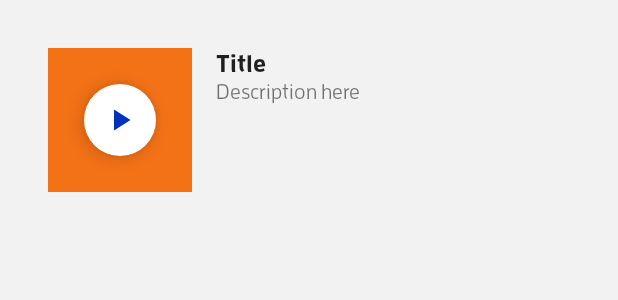
After one commit to move4mobile/lichtstad-android, an Android app: the layout fragment_marker_detail.xml on its own in the app's theme, with its tools: preview values and no code run, on a phone screen of 412 x 824 dp. The commit adds this screen. Shown: the top 300 px of the screen. Run offline under Robolectric (Android 15) with nearby library versions, the phone set to English and light mode, and no system bars.

Commit message:
Show marker popup

```diff
--- a/app/build.gradle
+++ b/app/build.gradle
@@ -86,6 +86,7 @@ dependencies {
     implementation 'com.squareup.picasso:picasso:2.5.2'
     implementation 'com.android.support.constraint:constraint-layout:1.1.2'
     implementation 'com.github.chrisbanes:PhotoView:2.0.0'
+    implementation 'com.squareup.moshi:moshi:1.6.0'
     implementation('com.crashlytics.sdk.android:crashlytics:2.9.4@aar') {
         transitive = true
     }
--- /dev/null
+++ b/app/src/main/java/com/move4mobile/lichtstad/map/MarkerDetailPresenter.java
@@ -0,0 +1,9 @@
+package com.move4mobile.lichtstad.map;
+
+import com.move4mobile.lichtstad.model.MarkerVideo;
+
+public interface MarkerDetailPresenter {
+
+    void onVideoClick(MarkerVideo video);
+
+}
--- /dev/null
+++ b/app/src/main/res/layout/fragment_marker_detail.xml
@@ -0,0 +1,98 @@
+<?xml version="1.0" encoding="utf-8"?>
+<layout xmlns:android="http://schemas.android.com/apk/res/android"
+    xmlns:app="http://schemas.android.com/apk/res-auto"
+    xmlns:tools="http://schemas.android.com/tools">
+
+    <data>
+
+        <variable
+            name="content"
+            type="com.move4mobile.lichtstad.model.MarkerContent" />
+
+        <variable
+            name="presenter"
+            type="com.move4mobile.lichtstad.map.MarkerDetailPresenter" />
+
+        <import type="android.view.View" />
+
+    </data>
+
+    <android.support.constraint.ConstraintLayout
+        android:id="@+id/relativeLayout"
+        android:layout_width="match_parent"
+        android:layout_height="wrap_content"
+        android:layout_marginBottom="@dimen/list_content_bottom_padding"
+        android:layout_marginEnd="@dimen/list_content_end_padding"
+        android:layout_marginStart="@dimen/list_content_top_padding"
+        android:layout_marginTop="@dimen/list_content_start_padding"
+        android:minWidth="300dp"
+        android:orientation="vertical"
+        android:paddingBottom="@dimen/list_content_bottom_padding"
+        android:paddingEnd="@dimen/list_content_end_padding"
+        android:paddingStart="@dimen/list_content_top_padding"
+        android:paddingTop="@dimen/list_content_start_padding">
+
+        <ImageView
+            android:id="@+id/image"
+            android:layout_width="@dimen/map_marker_detail_image_size"
+            android:layout_height="@dimen/map_marker_detail_image_size"
+            android:layout_marginEnd="@dimen/list_start_text_end_padding"
+            android:contentDescription="@{content.title}"
+            android:src="@{content.imageUrls.size() > 0 ? content.imageUrls[0] : null}"
+            android:visibility="@{content.video == null ? View.VISIBLE : View.GONE}"
+            app:layout_constraintStart_toStartOf="parent"
+            app:layout_constraintTop_toTopOf="parent"
+            tools:background="@color/colorPrimary" />
+
+        <ImageView
+            android:id="@+id/video_thumbnail"
+            android:layout_width="0dp"
+            android:layout_height="0dp"
+            android:contentDescription="@string/video_thumbnail_description"
+            android:onClick="@{(view) -> presenter.onVideoClick(content.video)}"
+            android:visibility="@{content.video != null ? View.VISIBLE : View.GONE}"
+            app:layout_constraintBottom_toBottomOf="@+id/image"
+            app:layout_constraintEnd_toEndOf="@+id/image"
+            app:layout_constraintStart_toStartOf="@+id/image"
+            app:layout_constraintTop_toTopOf="@+id/image" />
+
+        <ImageView
+            android:id="@+id/playButton"
+            android:layout_width="wrap_content"
+            android:layout_height="wrap_content"
+            android:background="@drawable/play_circle"
+            android:contentDescription="@string/play_button_description"
+            android:elevation="8dp"
+            android:visibility="@{content.video != null ? View.VISIBLE : View.GONE}"
+            app:layout_constraintBottom_toBottomOf="@+id/video_thumbnail"
+            app:layout_constraintLeft_toLeftOf="@+id/video_thumbnail"
+            app:layout_constraintRight_toRightOf="@+id/video_thumbnail"
+            app:layout_constraintTop_toTopOf="@+id/video_thumbnail" />
+
+        <TextView
+            android:id="@+id/title"
+            android:layout_width="wrap_content"
+            android:layout_height="wrap_content"
+            android:layout_marginStart="@dimen/list_start_text_end_padding"
+            android:text="@{content.title}"
+            android:textColor="?android:textColorPrimary"
+            android:textSize="@dimen/list_item_title_text_size"
+            android:textStyle="bold"
+            app:layout_constraintStart_toEndOf="@+id/image"
+            app:layout_constraintTop_toTopOf="parent"
+            tools:text="Title" />
+
+        <TextView
+            android:id="@+id/description"
+            android:layout_width="0dp"
+            android:layout_height="wrap_content"
+            android:layout_marginStart="@dimen/list_start_text_end_padding"
+            android:text="@{content.description}"
+            android:textColor="?android:textColorSecondary"
+            android:textSize="@dimen/list_item_subtitle_text_size"
+            app:layout_constraintStart_toEndOf="@+id/image"
+            app:layout_constraintTop_toBottomOf="@+id/title"
+            tools:text="Description here" />
+
+    </android.support.constraint.ConstraintLayout>
+</layout>
--- a/app/src/main/res/layout/list_item_program.xml
+++ b/app/src/main/res/layout/list_item_program.xml
@@ -62,7 +62,7 @@
 
                     <TextView
                         android:id="@+id/title"
-                        android:layout_width="wrap_content"
+                        android:layout_width="match_parent"
                         android:layout_height="wrap_content"
                         android:layout_alignParentEnd="true"
                         android:layout_alignParentTop="true"
--- a/app/src/main/res/values/dimens.xml
+++ b/app/src/main/res/values/dimens.xml
@@ -43,4 +43,7 @@
     <!-- This dimen is used by the support library tab bar when the tab contains 2 lines -->
     <dimen name="design_tab_text_size_2line" tools:override="true" tools:ignore="UnusedResources">15sp</dimen>
 
+    <dimen name="map_marker_popup_max_width">400dp</dimen>
+    <dimen name="map_marker_detail_image_size">96dp</dimen>
+
 </resources>
--- a/app/src/main/res/values/strings.xml
+++ b/app/src/main/res/values/strings.xml
@@ -10,6 +10,7 @@
     <string name="play_button_description">Afspeelknop</string>
     <string name="dashed_line_description">Stippellijn</string>
     <string name="photo_description">Foto</string>
+    <string name="video_thumbnail_description">Videothumbnail</string>
 
     <string name="format_time">HH:mm</string>
     <string name="format_tab_date">EEEE\'\n\'dd MMM</string>
```
Also changed, not shown: app/src/main/java/com/move4mobile/lichtstad/map/MapFragment.java (+18 -13 lines), app/src/main/java/com/move4mobile/lichtstad/map/MarkerDetailFragment.java (added, +55 -0 lines), app/src/main/java/com/move4mobile/lichtstad/model/MarkerContent.java (added, +90 -0 lines), app/src/main/java/com/move4mobile/lichtstad/model/MarkerVideo.java (added, +75 -0 lines), app/src/main/java/com/move4mobile/lichtstad/util/YoutubePresenter.java (added, +14 -0 lines), app/src/main/java/com/move4mobile/lichtstad/video/VideosYearFragment.java (+2 -7 lines), 1 other file.
